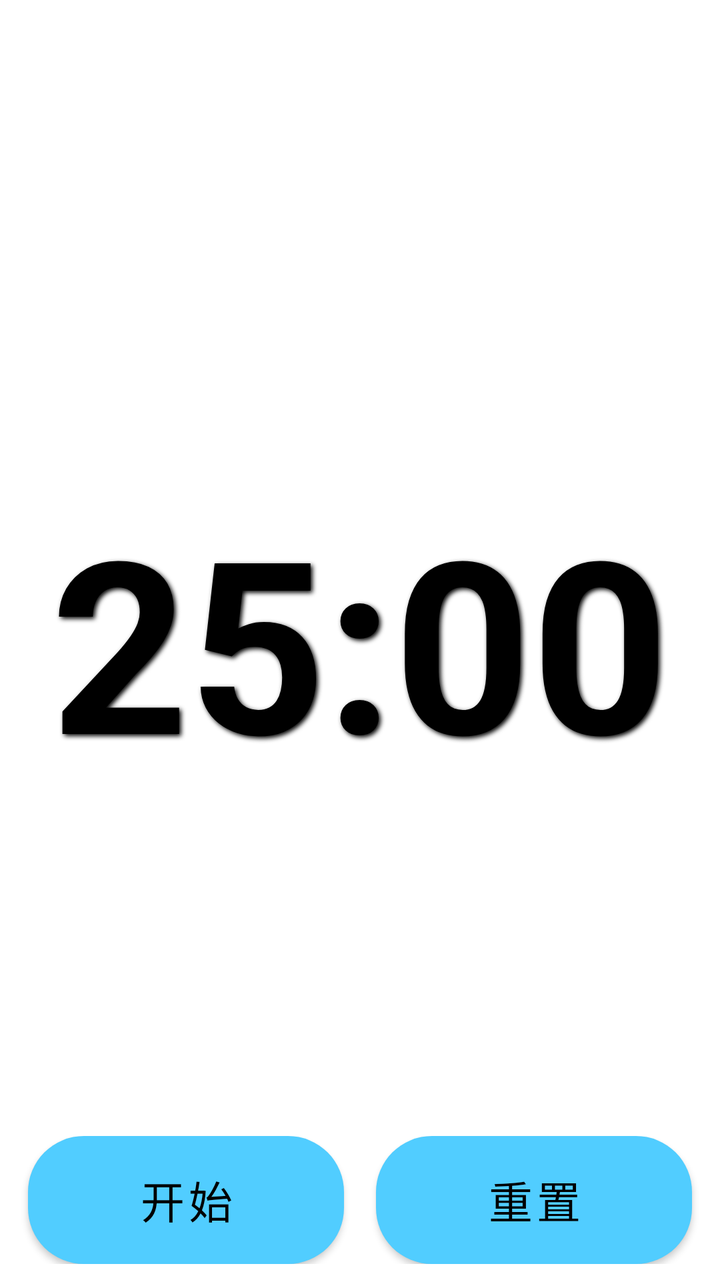
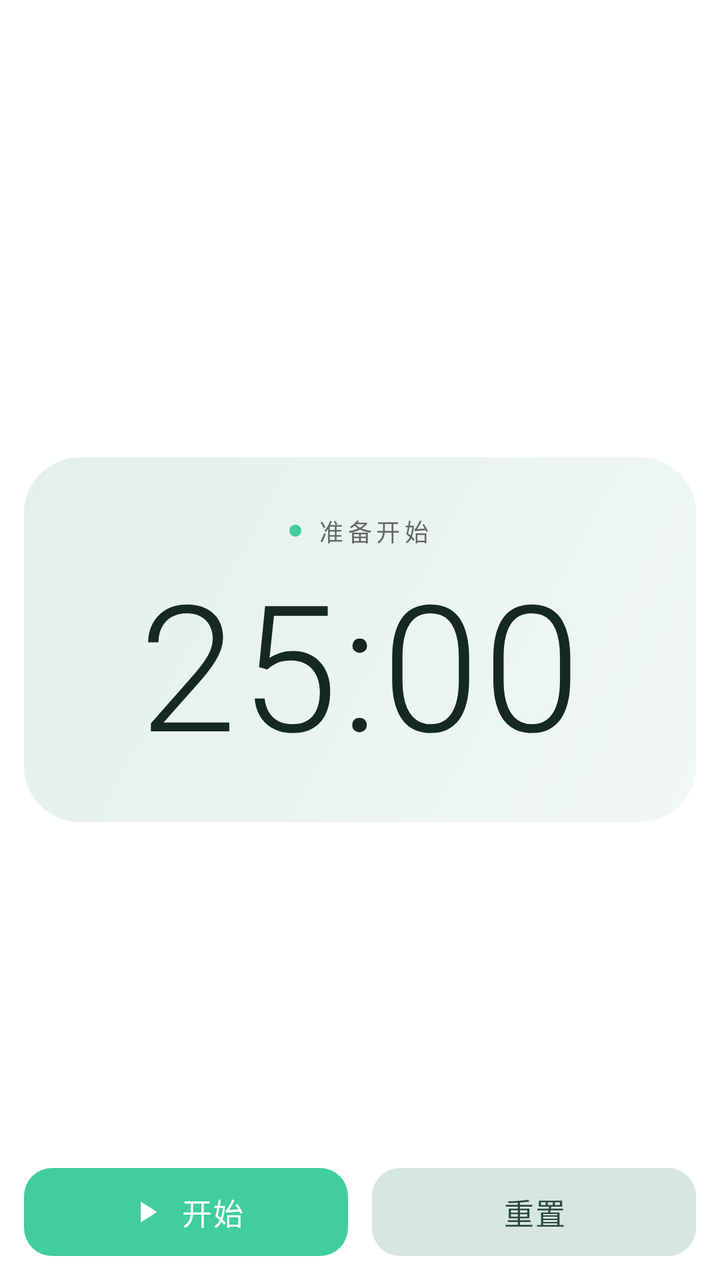

An Android layout rendered at two revisions. The XML below is the earlier revision; the diff shows what the commit changed to produce the second picture.
<!-- AndroidManifest.xml: application theme Theme.PomodoroTimer -->
<!-- res/layout/fragment_home_landscape.xml -->
﻿<?xml version="1.0" encoding="utf-8"?>
<RelativeLayout xmlns:android="http://schemas.android.com/apk/res/android"
    xmlns:app="http://schemas.android.com/apk/res-auto"
    android:layout_width="match_parent"
    android:layout_height="match_parent"
    android:orientation="vertical"
    android:paddingHorizontal="6dp">

    
    <TextView
        android:id="@+id/date_text"
        android:layout_width="wrap_content"
        android:layout_height="wrap_content"
        android:layout_alignParentTop="true"
        android:layout_alignParentEnd="true"
        android:textColor="@color/text_primary"
        android:textSize="14sp"
        android:layout_marginTop="8dp"
        android:layout_marginEnd="8dp"/>

    
    <TextView
        android:id="@+id/timer_text"
        android:layout_width="wrap_content"
        android:layout_height="wrap_content"
        android:layout_centerInParent="true"
        android:text="@string/layout_placeholder_timer"
        android:textColor="@color/text_primary"
        android:textSize="120sp"
        android:textStyle="bold"
        android:shadowColor="@color/black"
        android:shadowDx="3"
        android:shadowDy="3"
        android:shadowRadius="6"/>

    
    <LinearLayout
        android:id="@+id/main_button_container"
        android:layout_width="match_parent"
        android:layout_height="wrap_content"
        android:layout_alignParentBottom="true"
        android:orientation="horizontal"
        android:gravity="center"
        android:layout_marginBottom="8dp">

        <Button
            android:id="@+id/control_button"
            android:layout_width="0dp"
            android:layout_height="64dp"
            android:layout_weight="1"
            android:layout_marginHorizontal="8dp"
            android:textSize="22sp"
            android:text="@string/start_button"
            android:background="@drawable/button_green_background"
            android:textColor="@color/text_primary"
            android:elevation="6dp"/>

        <Button
            android:id="@+id/reset_button"
            android:layout_width="0dp"
            android:layout_height="64dp"
            android:layout_weight="1"
            android:layout_marginHorizontal="8dp"
            android:text="@string/reset_button"
            android:textSize="22sp"
            android:background="@drawable/button_orange_background"
            android:textColor="@color/text_primary"
            android:elevation="6dp"/>
    </LinearLayout>
</RelativeLayout>
<!-- resources referenced by this layout -->
<resources>
  <color name="black">#FF000000</color>
  <!-- drawable button_green_background (drawable) -->
  <?xml version="1.0" encoding="utf-8"?>
  <shape xmlns:android="http://schemas.android.com/apk/res/android"
      android:shape="rectangle">
      <solid android:color="#4CAF50" />
      <corners android:radius="28dp" />
  </shape>
  <!-- drawable button_orange_background (drawable) -->
  <?xml version="1.0" encoding="utf-8"?>
  <shape xmlns:android="http://schemas.android.com/apk/res/android"
      android:shape="rectangle">
      <solid android:color="#FF9800" />
      <corners android:radius="28dp" />
  </shape>
  <string name="reset_button">重置</string>
  <string name="start_button">开始</string>
  <style name="Theme.PomodoroTimer" parent="Theme.MaterialComponents.DayNight">
          
          <item name="colorPrimary">@color/skyblue</item>
          <item name="colorPrimaryVariant">@color/default_theme_dark</item>
          <item name="colorOnPrimary">@color/text_primary</item>
          
          <item name="colorSecondary">@color/teal_200</item>
          <item name="colorSecondaryVariant">@color/teal_700</item>
          <item name="colorOnSecondary">@color/black</item>
          
          <item name="android:statusBarColor">@color/background_card</item>
          <item name="actionBarStyle">@style/AppActionBar</item>
          <item name="android:actionBarStyle">@style/AppActionBar</item>
          
          <item name="android:navigationBarColor" tools:targetApi="l">@color/background_card</item>
          <item name="android:windowLightStatusBar" tools:targetApi="m">false</item>
      </style>
  <color name="skyblue">#FF51CDFF</color>
  <color name="default_theme_dark">#014971</color>
  <color name="teal_200">#FF03DAC5</color>
  <color name="teal_700">#FF018786</color>
  <color name="background_card">#FFFFFFFF</color>
  <style name="AppActionBar" parent="Widget.MaterialComponents.ActionBar.Primary">
          <item name="android:background">@color/background_card</item>
          <item name="background">@color/background_card</item>
          <item name="android:titleTextStyle">@style/AppActionBarTitle</item>
          <item name="titleTextStyle">@style/AppActionBarTitle</item>
          <item name="elevation">4dp</item>
      </style>
  <!-- unchanged entries left out for length: 3 -->
</resources>

<!-- the commit's change to res/layout/fragment_home_landscape.xml (unified diff, before → after) -->
@@ -3,68 +3,83 @@
     xmlns:app="http://schemas.android.com/apk/res-auto"
     android:layout_width="match_parent"
     android:layout_height="match_parent"
-    android:orientation="vertical"
-    android:paddingHorizontal="6dp">
+    android:paddingHorizontal="12dp">
 
-    
     <TextView
         android:id="@+id/date_text"
         android:layout_width="wrap_content"
         android:layout_height="wrap_content"
         android:layout_alignParentTop="true"
         android:layout_alignParentEnd="true"
-        android:textColor="@color/text_primary"
-        android:textSize="14sp"
         android:layout_marginTop="8dp"
-        android:layout_marginEnd="8dp"/>
+        android:layout_marginEnd="4dp"
+        android:letterSpacing="0.06"
+        android:textColor="@color/text_secondary"
+        android:textSize="13sp" />
 
-    
-    <TextView
-        android:id="@+id/timer_text"
-        android:layout_width="wrap_content"
+    <LinearLayout
+        android:id="@+id/home_timer_stage"
+        android:layout_width="match_parent"
         android:layout_height="wrap_content"
         android:layout_centerInParent="true"
-        android:text="@string/layout_placeholder_timer"
-        android:textColor="@color/text_primary"
-        android:textSize="120sp"
-        android:textStyle="bold"
-        android:shadowColor="@color/black"
-        android:shadowDx="3"
-        android:shadowDy="3"
-        android:shadowRadius="6"/>
+        android:background="@drawable/bg_home_timer_stage"
+        android:gravity="center_horizontal"
+        android:orientation="vertical"
+        android:paddingStart="20dp"
+        android:paddingTop="28dp"
+        android:paddingEnd="20dp"
+        android:paddingBottom="24dp">
 
-    
+        <LinearLayout
+            android:layout_width="wrap_content"
+            android:layout_height="wrap_content"
+            android:layout_marginBottom="10dp"
+            android:gravity="center_vertical"
+            android:orientation="horizontal">
+
+            <View
+                android:id="@+id/timer_phase_dot"
+                android:layout_width="6dp"
+                android:layout_height="6dp"
+                android:layout_marginEnd="8dp"
+                android:background="@drawable/bg_home_phase_dot" />
+
+            <TextView
+                android:id="@+id/timer_phase_text"
+                style="@style/HomeTimerPhaseLabel"
+                android:text="@string/home_phase_idle" />
+        </LinearLayout>
+
+        <TextView
+            android:id="@+id/timer_text"
+            style="@style/HomeTimerDisplay"
+            android:layout_gravity="center_horizontal"
+            android:text="@string/layout_placeholder_timer"
+            android:textSize="88sp" />
+    </LinearLayout>
+
     <LinearLayout
         android:id="@+id/main_button_container"
         android:layout_width="match_parent"
         android:layout_height="wrap_content"
         android:layout_alignParentBottom="true"
-        android:orientation="horizontal"
-        android:gravity="center"
-        android:layout_marginBottom="8dp">
+        android:layout_marginBottom="12dp"
+        android:gravity="center_vertical"
+        android:orientation="horizontal">
 
-        <Button
+        <com.google.android.material.button.MaterialButton
             android:id="@+id/control_button"
-            android:layout_width="0dp"
-            android:layout_height="64dp"
-            android:layout_weight="1"
-            android:layout_marginHorizontal="8dp"
-            android:textSize="22sp"
-            android:text="@string/start_button"
-            android:background="@drawable/button_green_background"
-            android:textColor="@color/text_primary"
-            android:elevation="6dp"/>
+            style="@style/HomeTimerPrimaryButton"
+            android:layout_marginEnd="6dp"
+            android:text="@string/home_control_start"
+            app:backgroundTint="@null"
+            app:icon="@drawable/ic_resume" />
 
-        <Button
+        <com.google.android.material.button.MaterialButton
             android:id="@+id/reset_button"
-            android:layout_width="0dp"
-            android:layout_height="64dp"
-            android:layout_weight="1"
-            android:layout_marginHorizontal="8dp"
-            android:text="@string/reset_button"
-            android:textSize="22sp"
-            android:background="@drawable/button_orange_background"
-            android:textColor="@color/text_primary"
-            android:elevation="6dp"/>
+            style="@style/HomeTimerSecondaryButton"
+            android:layout_marginStart="6dp"
+            android:text="@string/home_reset_duration"
+            app:backgroundTint="@null" />
     </LinearLayout>
 </RelativeLayout>
<!-- resource entries referenced after the edit -->
@@ -1,51 +1,184 @@
 <!-- resources referenced by this layout -->
 <resources>
-  <color name="black">#FF000000</color>
-  <!-- drawable button_green_background (drawable) -->
+  <color name="text_secondary">#FF666666</color>
+  <!-- drawable bg_home_phase_dot (drawable) -->
+  <?xml version="1.0" encoding="utf-8"?>
+  <shape xmlns:android="http://schemas.android.com/apk/res/android"
+      android:shape="oval">
+      <solid android:color="@color/comp_home_phase_dot" />
+      <size
+          android:width="6dp"
+          android:height="6dp" />
+  </shape>
+  <!-- drawable bg_home_timer_stage (drawable) -->
   <?xml version="1.0" encoding="utf-8"?>
   <shape xmlns:android="http://schemas.android.com/apk/res/android"
       android:shape="rectangle">
-      <solid android:color="#4CAF50" />
+      <gradient
+          android:angle="135"
+          android:startColor="@color/comp_home_timer_stage_start"
+          android:centerColor="@color/comp_home_timer_stage_center"
+          android:endColor="@color/comp_home_timer_stage_end"
+          android:type="linear" />
       <corners android:radius="28dp" />
   </shape>
-  <!-- drawable button_orange_background (drawable) -->
+  <!-- drawable ic_resume (drawable) -->
   <?xml version="1.0" encoding="utf-8"?>
-  <shape xmlns:android="http://schemas.android.com/apk/res/android"
-      android:shape="rectangle">
-      <solid android:color="#FF9800" />
-      <corners android:radius="28dp" />
-  </shape>
-  <string name="reset_button">重置</string>
-  <string name="start_button">开始</string>
+  <vector xmlns:android="http://schemas.android.com/apk/res/android"
+      android:width="24dp"
+      android:height="24dp"
+      android:viewportWidth="24"
+      android:viewportHeight="24">
+      <path
+          android:fillColor="#FFFFFF"
+          android:pathData="M8,5v14l11,-7z"/>
+  </vector>
+  <string name="home_control_start">开始</string>
+  <string name="home_phase_idle">准备开始</string>
+  <string name="home_reset_duration">重置</string>
+  <style name="HomeTimerDisplay">
+          <item name="android:layout_width">wrap_content</item>
+          <item name="android:layout_height">wrap_content</item>
+          <item name="android:textSize">64sp</item>
+          <item name="android:fontFamily">sans-serif-light</item>
+          <item name="android:textColor">@color/comp_home_timer_display</item>
+          <item name="android:letterSpacing">0.02</item>
+          <item name="android:includeFontPadding">false</item>
+      </style>
+  <style name="HomeTimerPhaseLabel">
+          <item name="android:layout_width">wrap_content</item>
+          <item name="android:layout_height">wrap_content</item>
+          <item name="android:textSize">12sp</item>
+          <item name="android:letterSpacing">0.18</item>
+          <item name="android:fontFamily">sans-serif-medium</item>
+          <item name="android:textColor">@color/text_secondary</item>
+          <item name="android:includeFontPadding">false</item>
+      </style>
+  <style name="HomeTimerPrimaryButton" parent="HomeTimerActionButton">
+          <item name="android:textColor">@color/comp_home_control_on_primary</item>
+          <item name="android:background">@drawable/bg_home_control_primary</item>
+          <item name="rippleColor">@color/comp_home_control_ripple</item>
+          <item name="iconTint">@color/comp_home_control_on_primary</item>
+      </style>
+  <style name="HomeTimerSecondaryButton" parent="HomeTimerActionButton">
+          <item name="android:textColor">@color/comp_home_control_on_secondary</item>
+          <item name="android:background">@drawable/bg_home_control_secondary</item>
+          <item name="rippleColor">@color/comp_home_control_ripple_soft</item>
+          <item name="iconTint">@color/comp_home_control_on_secondary</item>
+      </style>
   <style name="Theme.PomodoroTimer" parent="Theme.MaterialComponents.DayNight">
-          
-          <item name="colorPrimary">@color/skyblue</item>
-          <item name="colorPrimaryVariant">@color/default_theme_dark</item>
-          <item name="colorOnPrimary">@color/text_primary</item>
-          
-          <item name="colorSecondary">@color/teal_200</item>
-          <item name="colorSecondaryVariant">@color/teal_700</item>
-          <item name="colorOnSecondary">@color/black</item>
-          
-          <item name="android:statusBarColor">@color/background_card</item>
+          <item name="colorPrimary">@color/brand</item>
+          <item name="colorPrimaryVariant">@color/brand</item>
+          <item name="colorOnPrimary">@color/on_brand</item>
+          <item name="colorSecondary">@color/brand</item>
+          <item name="colorSecondaryVariant">@color/brand</item>
+          <item name="colorOnSecondary">@color/on_brand</item>
+          <item name="android:statusBarColor">@color/surface_card</item>
           <item name="actionBarStyle">@style/AppActionBar</item>
           <item name="android:actionBarStyle">@style/AppActionBar</item>
-          
-          <item name="android:navigationBarColor" tools:targetApi="l">@color/background_card</item>
-          <item name="android:windowLightStatusBar" tools:targetApi="m">false</item>
+          <item name="android:navigationBarColor" tools:targetApi="l">@color/surface_card</item>
+          <item name="android:windowLightStatusBar" tools:targetApi="m">true</item>
+          <item name="materialAlertDialogTheme">@style/ThemeOverlay.Pomodoro.MaterialAlertDialog</item>
       </style>
-  <color name="skyblue">#FF51CDFF</color>
-  <color name="default_theme_dark">#014971</color>
-  <color name="teal_200">#FF03DAC5</color>
-  <color name="teal_700">#FF018786</color>
-  <color name="background_card">#FFFFFFFF</color>
+  <color name="comp_home_phase_dot">@color/brand</color>
+  <color name="comp_home_timer_stage_start">#F2F8F5</color>
+  <color name="comp_home_timer_stage_center">#EAF4EF</color>
+  <color name="comp_home_timer_stage_end">#E3F0EA</color>
+  <color name="comp_home_timer_display">#152823</color>
+  <style name="HomeTimerActionButton" parent="Widget.MaterialComponents.Button.UnelevatedButton">
+          <item name="android:layout_width">0dp</item>
+          <item name="android:layout_height">44dp</item>
+          <item name="android:layout_weight">1</item>
+          <item name="android:minHeight">44dp</item>
+          <item name="android:insetTop">0dp</item>
+          <item name="android:insetBottom">0dp</item>
+          <item name="android:paddingStart">8dp</item>
+          <item name="android:paddingEnd">8dp</item>
+          <item name="android:textAllCaps">false</item>
+          <item name="android:textSize">15sp</item>
+          <item name="android:letterSpacing">0.04</item>
+          <item name="android:fontFamily">sans-serif-medium</item>
+          <item name="backgroundTint">@null</item>
+          <item name="iconGravity">textStart</item>
+          <item name="iconPadding">8dp</item>
+          <item name="iconSize">18dp</item>
+          <item name="cornerRadius">14dp</item>
+          <item name="elevation">0dp</item>
+          <item name="android:stateListAnimator">@null</item>
+          <item name="android:maxLines">1</item>
+          <item name="android:ellipsize">end</item>
+      </style>
+  <color name="comp_home_control_on_primary">@color/on_brand</color>
+  <!-- drawable bg_home_control_primary (drawable) -->
+  <?xml version="1.0" encoding="utf-8"?>
+  <ripple xmlns:android="http://schemas.android.com/apk/res/android"
+      android:color="@color/comp_home_control_ripple">
+      <item>
+          <shape android:shape="rectangle">
+              <solid android:color="@color/comp_home_control_primary" />
+              <corners android:radius="14dp" />
+          </shape>
+      </item>
+  </ripple>
+  <color name="comp_home_control_ripple">#33FFFFFF</color>
+  <color name="comp_home_control_on_secondary">#2A4A40</color>
+  <!-- drawable bg_home_control_secondary (drawable) -->
+  <?xml version="1.0" encoding="utf-8"?>
+  <ripple xmlns:android="http://schemas.android.com/apk/res/android"
+      android:color="@color/comp_home_control_ripple_soft">
+      <item>
+          <shape android:shape="rectangle">
+              <solid android:color="@color/comp_home_control_secondary" />
+              <corners android:radius="14dp" />
+          </shape>
+      </item>
+  </ripple>
+  <color name="comp_home_control_ripple_soft">#1A41CD9D</color>
+  <color name="brand">#FF41CD9D</color>
+  <color name="on_brand">@color/absolute_white</color>
+  <color name="surface_card">#FFFFFFFF</color>
   <style name="AppActionBar" parent="Widget.MaterialComponents.ActionBar.Primary">
-          <item name="android:background">@color/background_card</item>
-          <item name="background">@color/background_card</item>
+          <item name="android:background">@color/surface_card</item>
+          <item name="background">@color/surface_card</item>
           <item name="android:titleTextStyle">@style/AppActionBarTitle</item>
           <item name="titleTextStyle">@style/AppActionBarTitle</item>
           <item name="elevation">4dp</item>
       </style>
+  <style name="ThemeOverlay.Pomodoro.MaterialAlertDialog" parent="ThemeOverlay.MaterialComponents.MaterialAlertDialog">
+          <item name="colorPrimary">@color/brand</item>
+          <item name="colorSecondary">@color/brand</item>
+          <item name="colorSurface">@color/surface_card</item>
+          <item name="colorOnSurface">@color/text_primary</item>
+          <item name="materialAlertDialogTitleTextStyle">@style/TextAppearance.Pomodoro.Dialog.Title</item>
+          <item name="materialAlertDialogBodyTextStyle">@style/TextAppearance.Pomodoro.Dialog.Body</item>
+          <item name="shapeAppearanceOverlay">@style/ShapeAppearance.Pomodoro.Dialog</item>
+          <item name="buttonBarPositiveButtonStyle">@style/Widget.Pomodoro.Dialog.Button</item>
+          <item name="buttonBarNegativeButtonStyle">@style/Widget.Pomodoro.Dialog.Button</item>
+          <item name="buttonBarNeutralButtonStyle">@style/Widget.Pomodoro.Dialog.Button</item>
+      </style>
+  <color name="comp_home_control_primary">@color/brand</color>
+  <color name="comp_home_control_secondary">#D7E6DF</color>
+  <color name="absolute_white">#FFFFFFFF</color>
+  <style name="TextAppearance.Pomodoro.Dialog.Title" parent="MaterialAlertDialog.MaterialComponents.Title.Text">
+          <item name="android:textColor">@color/text_primary</item>
+          <item name="android:textSize">18sp</item>
+          <item name="android:textStyle">bold</item>
+      </style>
+  <style name="TextAppearance.Pomodoro.Dialog.Body" parent="MaterialAlertDialog.MaterialComponents.Body.Text">
+          <item name="android:textColor">@color/text_secondary</item>
+          <item name="android:textSize">14sp</item>
+          <item name="android:lineSpacingExtra">3dp</item>
+      </style>
+  <style name="ShapeAppearance.Pomodoro.Dialog" parent="ShapeAppearance.MaterialComponents.LargeComponent">
+          <item name="cornerFamily">rounded</item>
+          <item name="cornerSize">20dp</item>
+      </style>
+  <style name="Widget.Pomodoro.Dialog.Button" parent="Widget.MaterialComponents.Button.TextButton.Dialog">
+          <item name="android:textColor">@color/brand</item>
+          <item name="android:textAllCaps">false</item>
+          <item name="rippleColor">@color/brand_container</item>
+      </style>
+  <color name="brand_container">#1A41CD9D</color>
   <!-- unchanged entries left out for length: 3 -->
 </resources>
 
